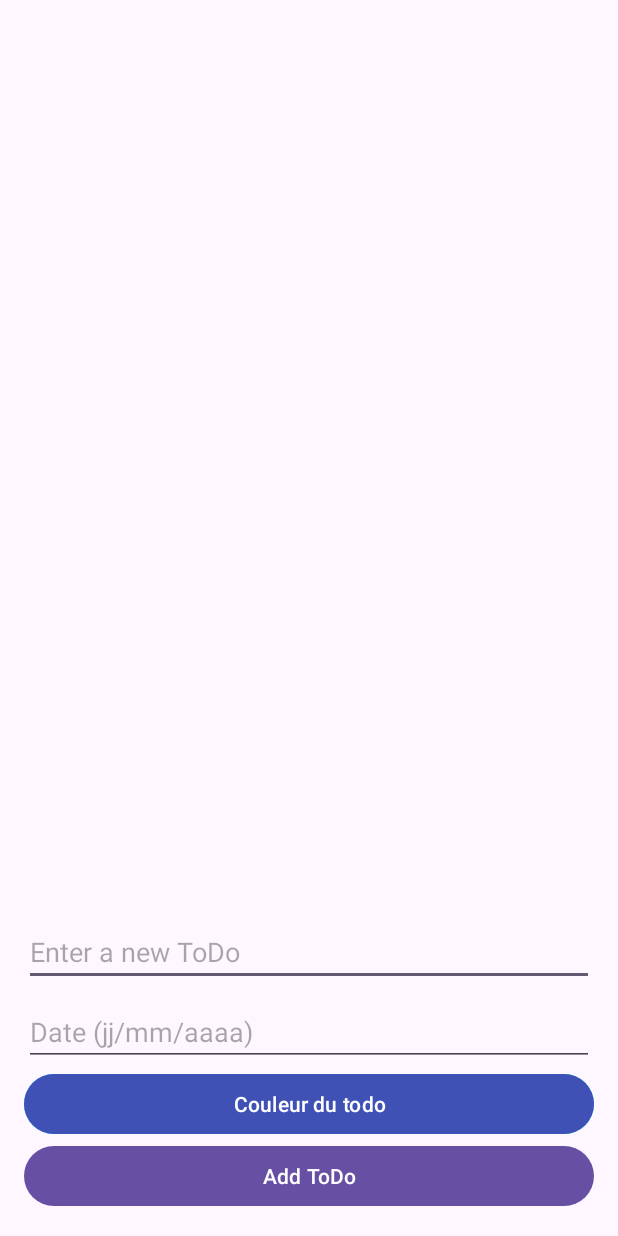
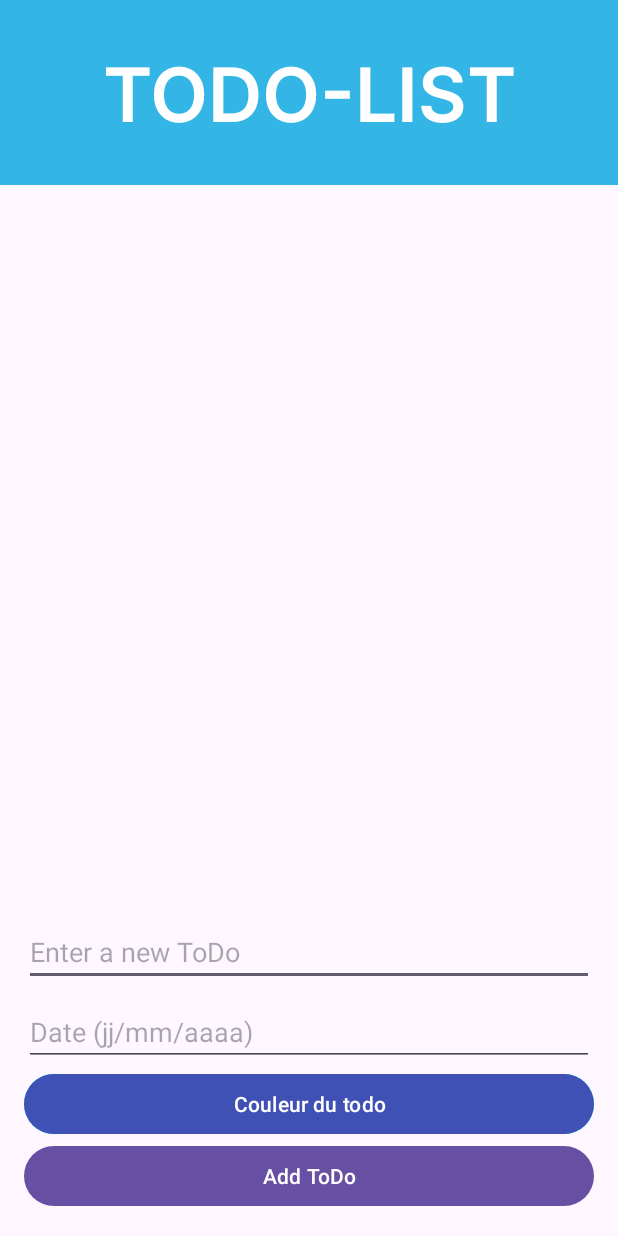
Before and after one commit to Konynico/Chronos-HM40, an Android app: the screen it shows after launch (TodoList), after a tap on "ToDo List", on a phone screen of 412 x 824 dp. Run offline under Robolectric (Android 15) with nearby library versions, the phone set to English and light mode, and no system bars; libraries missing offline, so code that uses them is left out: com.opencsv, com.opencsv.exceptions, yuku.ambilwarna; 2 other taps on this screen came first.

Commit message:
Fin todo

```diff
--- a/app/build.gradle
+++ b/app/build.gradle
@@ -23,8 +23,8 @@ android {
         }
     }
     compileOptions {
-        sourceCompatibility JavaVersion.VERSION_1_8
-        targetCompatibility JavaVersion.VERSION_1_8
+        sourceCompatibility JavaVersion.VERSION_1_9
+        targetCompatibility JavaVersion.VERSION_1_9
     }
     buildFeatures {
         viewBinding true
--- a/app/src/main/res/layout/activity_todo_list.xml
+++ b/app/src/main/res/layout/activity_todo_list.xml
@@ -1,14 +1,49 @@
 <?xml version="1.0" encoding="utf-8"?>
-<RelativeLayout xmlns:android="http://schemas.android.com/apk/res/android"
+<androidx.constraintlayout.widget.ConstraintLayout xmlns:android="http://schemas.android.com/apk/res/android"
+    xmlns:app="http://schemas.android.com/apk/res-auto"
     xmlns:tools="http://schemas.android.com/tools"
     android:layout_width="match_parent"
     android:layout_height="match_parent">
 
+    <!-- Bandeau bleu -->
+    <View
+        android:id="@+id/blueView"
+        android:layout_width="0dp"
+        android:layout_height="0dp"
+        android:background="@android:color/holo_blue_light"
+        app:layout_constraintBottom_toTopOf="@+id/whiteView"
+        app:layout_constraintEnd_toEndOf="parent"
+        app:layout_constraintStart_toStartOf="parent"
+        app:layout_constraintHeight_percent="0.15"
+        tools:ignore="UnknownIdInLayout" />
+
+    <TextView
+        android:onClick="onChronoClick"
+        android:fontFamily="@font/inter_font"
+        android:id="@+id/textView2"
+        android:layout_width="wrap_content"
+        android:layout_height="wrap_content"
+        android:text="TODO-LIST"
+        android:textColor="@android:color/white"
+        android:textSize="50sp"
+        android:textStyle="bold"
+        android:typeface="sans"
+        app:layout_constraintBottom_toBottomOf="@+id/blueView"
+        app:layout_constraintEnd_toEndOf="parent"
+        app:layout_constraintStart_toStartOf="@+id/blueView"
+        app:layout_constraintTop_toTopOf="@+id/blueView" />
+
     <ListView
         android:id="@+id/lvItems"
-        android:layout_width="match_parent"
-        android:layout_height="match_parent"
-        android:layout_above="@+id/layout_add_item" />
+        android:layout_width="416dp"
+        android:layout_height="@+id/layout_add_item"
+        android:layout_above="@+id/layout_add_item"
+        android:layout_below="@+id/blueView"
+        android:layout_alignParentTop="true"
+        app:layout_constraintBottom_toTopOf="@+id/layout_add_item"
+        app:layout_constraintTop_toBottomOf="@+id/blueView"
+        app:layout_constraintVertical_bias="0.0"
+        tools:layout_editor_absoluteX="-5dp" />
 
     <LinearLayout
         android:id="@+id/layout_add_item"
@@ -16,7 +51,9 @@
         android:layout_height="wrap_content"
         android:layout_alignParentBottom="true"
         android:orientation="vertical"
-        android:padding="16dp">
+        android:padding="16dp"
+        app:layout_constraintBottom_toBottomOf="parent"
+        tools:layout_editor_absoluteX="0dp">
 
         <EditText
             android:id="@+id/etNewItem"
@@ -37,8 +74,8 @@
             android:layout_height="wrap_content"
             android:layout_marginTop="1dp"
             android:backgroundTint="@android:color/holo_blue_bright"
-            android:text="Couleur du todo"
-            android:onClick="onClick" />
+            android:onClick="onClick"
+            android:text="Couleur du todo" />
 
         <Button
             android:id="@+id/btnAddItem"
@@ -48,4 +85,4 @@
             android:text="Add ToDo" />
 
     </LinearLayout>
-</RelativeLayout>
+</androidx.constraintlayout.widget.ConstraintLayout>
```
Also changed, not shown: app/src/main/java/com/example/chronos_hm40/TodoList.java (+38 -9 lines).
